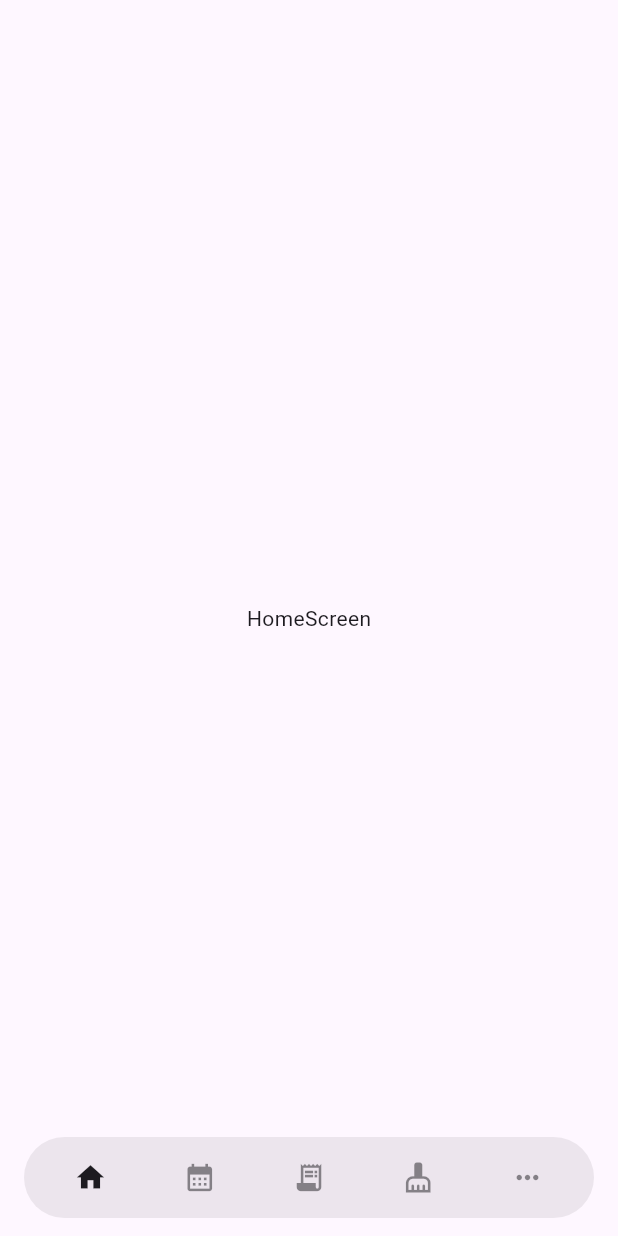
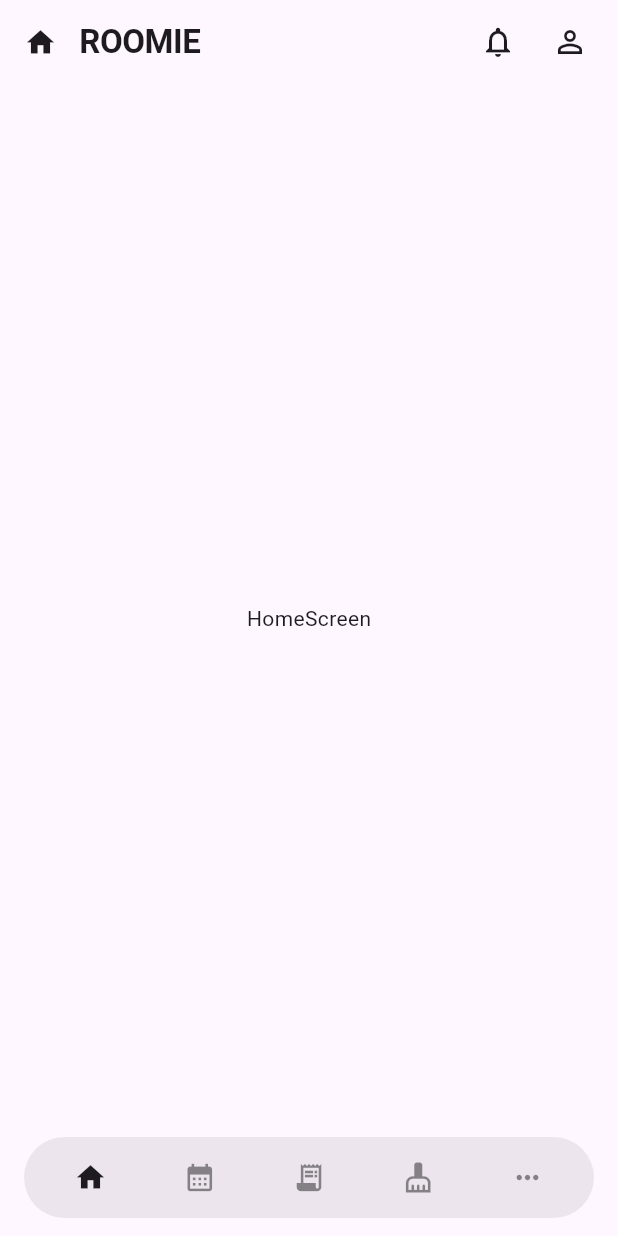
Before and after one commit to 5aurab/Roomie, a Flutter app: the screen it shows after launch, on a phone screen of 412 x 824 dp. Run offline on Flutter 3.47's test engine with Material 3 defaults, Android fonts, the phone set to English and light mode, and no system bars.

Commit message:
Made appbar

```diff
--- /dev/null
+++ b/frontend/roomie/lib/widgets/app_bar.dart
@@ -0,0 +1,71 @@
+import 'package:flutter/material.dart';
+import '../screens/notification_screen.dart';
+import '../screens/profile_screen.dart';
+
+class RoomieAppBar extends StatelessWidget implements PreferredSizeWidget {
+  final int currentIndex;
+
+  const RoomieAppBar({
+    super.key,
+    required this.currentIndex,
+  });
+
+  static const List<IconData> _icons = [
+    Icons.home,
+    Icons.calendar_month,
+    Icons.receipt_long,
+    Icons.cleaning_services,
+    Icons.star,
+    Icons.celebration,
+  ];
+
+  @override
+  Widget build(BuildContext context) {
+    final color = Theme.of(context).colorScheme.onSurface;
+
+    return AppBar(
+      backgroundColor: Colors.transparent,
+      elevation: 0,
+      titleSpacing: 16,
+      automaticallyImplyLeading: false,
+      title: Row(
+        mainAxisSize: MainAxisSize.min,
+        children: [
+          Icon(_icons[currentIndex], size: 22, color: color),
+          const SizedBox(width: 15),
+          Text(
+            'ROOMIE',
+            style: TextStyle(
+              fontSize: 22,
+              fontWeight: FontWeight.w600,
+              color: color,
+              letterSpacing: -0.3,
+            ),
+          ),
+        ],
+      ),
+      actions: [
+        IconButton(
+          onPressed: () => Navigator.push(
+            context,
+            MaterialPageRoute(builder: (_) => const NotificationScreen()),
+          ),
+          icon: Icon(Icons.notifications_outlined, color: color),
+        ),
+        Padding(
+          padding: const EdgeInsets.only(right: 8),
+          child: IconButton(
+            onPressed: () => Navigator.push(
+              context,
+              MaterialPageRoute(builder: (_) => const ProfileScreen()),
+            ),
+            icon: Icon(Icons.person_outline, color: color),
+          ),
+        ),
+      ],
+    );
+  }
+
+  @override
+  Size get preferredSize => const Size.fromHeight(kToolbarHeight);
+}
--- a/frontend/roomie/lib/widgets/bottom_nav_bar.dart
+++ b/frontend/roomie/lib/widgets/bottom_nav_bar.dart
@@ -5,6 +5,7 @@ import '../screens/bills_screen.dart';
 import '../screens/chores_screen.dart';
 import '../screens/plans_screen.dart';
 import '../screens/surprise_screen.dart';
+import '../widgets/app_bar.dart';
 
 class MainNavigation extends StatefulWidget {
   const MainNavigation({super.key});
@@ -16,6 +17,7 @@ class MainNavigation extends StatefulWidget {
 class _MainNavigationState extends State<MainNavigation> {
   int _currentIndex = 0;
   bool _showMore = false;
+  bool _navVisible = true;
 
   final List<Widget> _screens = [
     const HomeScreen(),
@@ -34,6 +36,20 @@ class _MainNavigationState extends State<MainNavigation> {
     (Icons.more_horiz, 'More'),
   ];
 
+  void _onScroll(ScrollNotification notification) {
+    if (notification is ScrollUpdateNotification) {
+      final delta = notification.scrollDelta ?? 0;
+      if (delta > 2 && _navVisible) {
+        setState(() {
+          _navVisible = false;
+          _showMore = false;
+        });
+      } else if (delta < -2 && !_navVisible) {
+        setState(() => _navVisible = true);
+      }
+    }
+  }
+
   @override
   Widget build(BuildContext context) {
     final navColor = Theme.of(context).colorScheme.surface;
@@ -41,7 +57,13 @@ class _MainNavigationState extends State<MainNavigation> {
     return Scaffold(
       extendBody: true,
       extendBodyBehindAppBar: true,
-      body: Stack(
+      appBar: RoomieAppBar(currentIndex: _currentIndex),
+      body: NotificationListener<ScrollNotification>(
+        onNotification: (notification) {
+          _onScroll(notification);
+          return false;
+        },
+        child: Stack(
           children: [
             _screens[_currentIndex],
             if (_showMore) ...[
@@ -94,9 +116,21 @@ class _MainNavigationState extends State<MainNavigation> {
                 ),
               ),
             ],
+            // Nav bar inside Stack so AnimatedSlide works
+            Positioned(
+              bottom: 0,
+              left: 0,
+              right: 0,
+              child: AnimatedSlide(
+                duration: const Duration(milliseconds: 300),
+                curve: Curves.easeInOut,
+                offset: _navVisible ? Offset.zero : const Offset(0, 1.5),
+                child: _buildCustomNavBar(context),
+              ),
+            ),
           ],
         ),
-      bottomNavigationBar: _buildCustomNavBar(context),
+      ),
     );
   }
 
@@ -142,7 +176,7 @@ class _MainNavigationState extends State<MainNavigation> {
             }),
           ),
         ),
-      )
+      ),
     );
   }
 
```
Also changed, not shown: frontend/roomie/lib/screens/notification_screen.dart (added, +9 -0 lines), frontend/roomie/lib/screens/profile_screen.dart (added, +9 -0 lines), 1 other file. Lines whose indentation alone changed are shown as unchanged.
